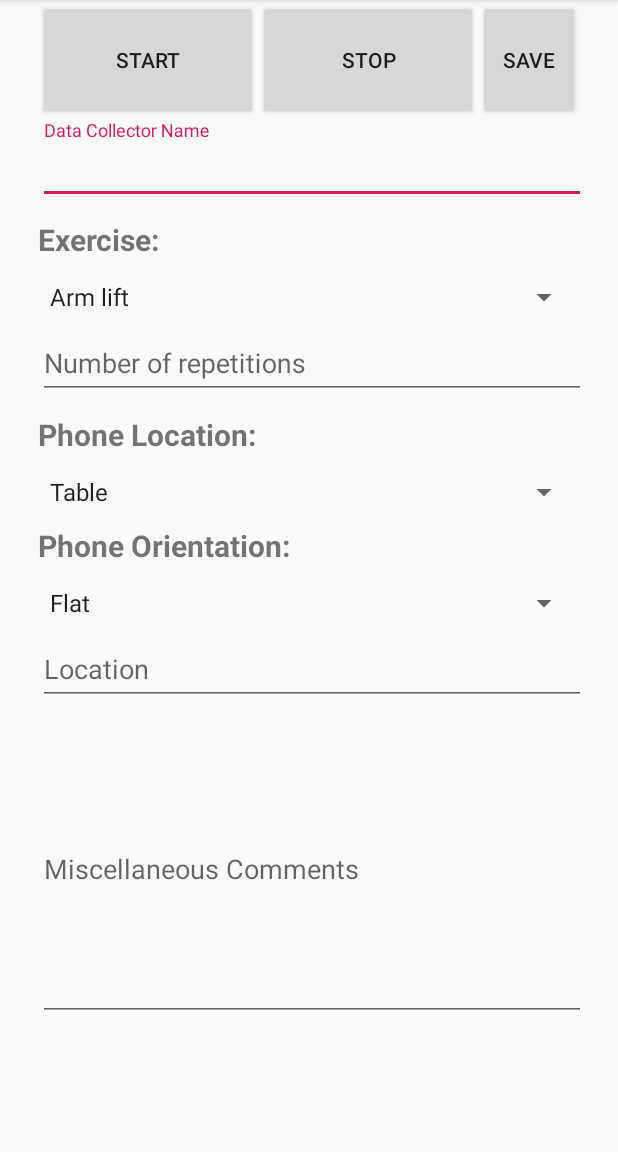
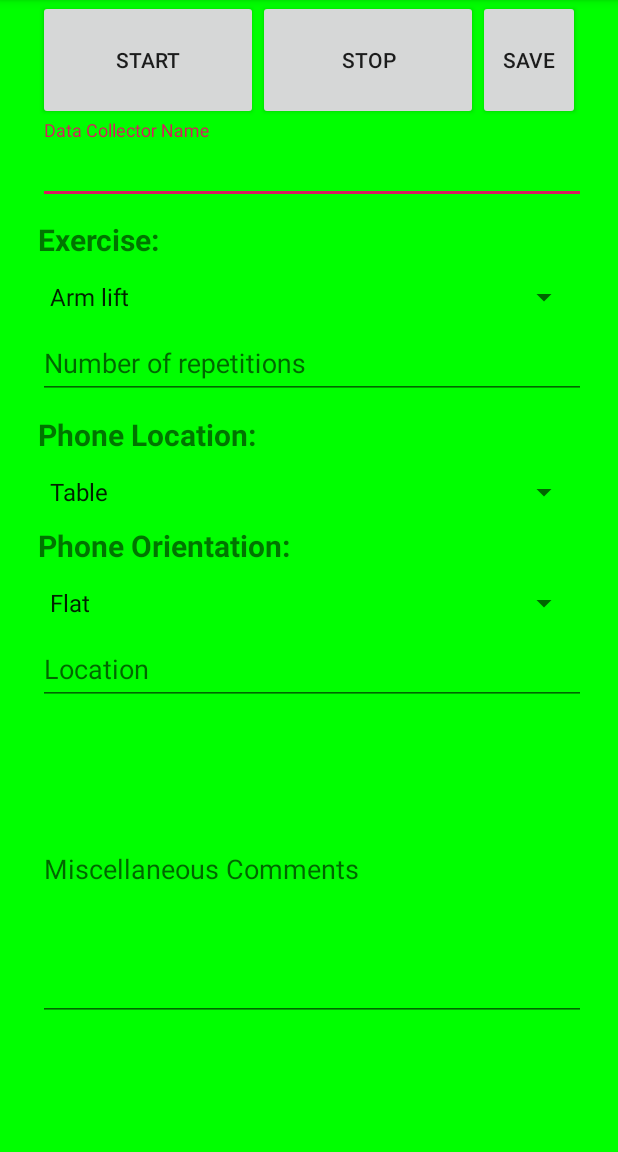
Before and after one commit to abx393/AudioRecord, an Android app: the screen it shows after launch (MainActivity), after a tap on "STOP", on a phone screen of 412 x 824 dp, the part 84-1236 px from its top. Run offline under Robolectric (Android 15) with nearby library versions, the light colour scheme and no system bars.

Commit message:
Change background color when recording and saving

```diff
--- a/app/src/main/java/com/example/recordaudio/MainActivity.java
+++ b/app/src/main/java/com/example/recordaudio/MainActivity.java
@@ -2,6 +2,8 @@ package com.example.recordaudio;
 
 import androidx.appcompat.app.AppCompatActivity;
 import androidx.core.app.ActivityCompat;
+
+import android.graphics.Color;
 import android.os.Bundle;
 
 import android.Manifest;
@@ -11,6 +13,7 @@ import android.media.MediaRecorder;
 import android.media.AudioRecord;
 import android.os.Environment;
 import android.widget.EditText;
+import android.widget.RelativeLayout;
 import android.widget.Spinner;
 import android.widget.ArrayAdapter;
 import android.os.Bundle;
@@ -38,7 +41,20 @@ import java.nio.ByteBuffer;
 import java.util.Date;
 import java.text.SimpleDateFormat;
 
+import static com.example.recordaudio.MainActivity.SaveState.NONE_OR_SAVED;
+import static com.example.recordaudio.MainActivity.SaveState.RECORDING;
+import static com.example.recordaudio.MainActivity.SaveState.SAVEABLE;
+
 public class MainActivity extends AppCompatActivity {
+
+    // possible situations:
+    // no audio data, no metadata
+    // yes audio data, no metadata
+    // no audio data, yes metadata
+    // yes audio data, yes metadata
+    enum SaveState {
+        RECORDING, SAVEABLE, NONE_OR_SAVED
+    }
 
     private static final String LOG_TAG = "AudioRecordTest";
     private static final int REQUEST_RECORD_AUDIO_PERMISSION = 200;
@@ -67,6 +83,9 @@ public class MainActivity extends AppCompatActivity {
     private static Spinner orientationSpinner;
     private static EditText locationText;
     private static EditText commentsText;
+    private RelativeLayout layoutRoot;
+
+    private SaveState currentSaveState = NONE_OR_SAVED;
 
     @Override
     public void onRequestPermissionsResult(int requestCode, @NonNull String[] permissions, @NonNull int[] grantResults) {
@@ -100,6 +119,8 @@ public class MainActivity extends AppCompatActivity {
                         AudioTrack.MODE_STREAM);
                 //audioTrack.write(buffer, 0, buffer.length);
                 audioTrack.play();
+
+                setCurrentSaveState(RECORDING);
 
                 Log.v(LOG_TAG, "Audio streaming started");
                 short[] buffer = new short[bufferSize];
@@ -272,6 +293,8 @@ public class MainActivity extends AppCompatActivity {
 
         ActivityCompat.requestPermissions(this, permissions, REQUEST_RECORD_AUDIO_PERMISSION);
 
+        layoutRoot = findViewById(R.id.layout_root);
+
         Button recordButton = (Button) findViewById(R.id.recordButton);
         Button stopButton = (Button) findViewById(R.id.stopButton);
         Button saveButton = (Button) findViewById(R.id.saveButton);
@@ -287,12 +310,14 @@ public class MainActivity extends AppCompatActivity {
             @Override
             public void onClick(View view){
                 stopRecording();
+                setCurrentSaveState(SAVEABLE);
             }
         });
         saveButton.setOnClickListener(new View.OnClickListener() {
             @Override
             public void onClick(View view) {
                 saveRecording();
+                setCurrentSaveState(NONE_OR_SAVED);
             }
         });
 
@@ -341,6 +366,28 @@ public class MainActivity extends AppCompatActivity {
         dataAdapter3.setDropDownViewResource(android.R.layout.simple_spinner_dropdown_item);
         orientationSpinner.setAdapter(dataAdapter3);
     }
+
+    private Runnable updateScreen = new Runnable() {
+        @Override
+        public void run() {
+            switch (currentSaveState) {
+                case RECORDING:
+                    layoutRoot.setBackgroundColor(Color.RED);
+                    break;
+                case SAVEABLE:
+                    layoutRoot.setBackgroundColor(Color.GREEN);
+                    break;
+                case NONE_OR_SAVED:
+                    layoutRoot.setBackgroundColor(Color.WHITE);
+                    break;
+            }
+        }
+    };
+
+    private void setCurrentSaveState(SaveState state) {
+        currentSaveState = state;
+        runOnUiThread(updateScreen);
+    }
 }
 
 /* Complex number class*/
--- a/app/src/main/res/layout/activity_main.xml
+++ b/app/src/main/res/layout/activity_main.xml
@@ -11,7 +11,8 @@
     android:layout_width="match_parent"
     android:layout_height="match_parent"
     android:paddingLeft="25dp"
-    android:paddingRight="25dp">
+    android:paddingRight="25dp"
+    android:id="@+id/layout_root">
     <Button
         android:id="@+id/recordButton"
         android:layout_width="220px"
```
